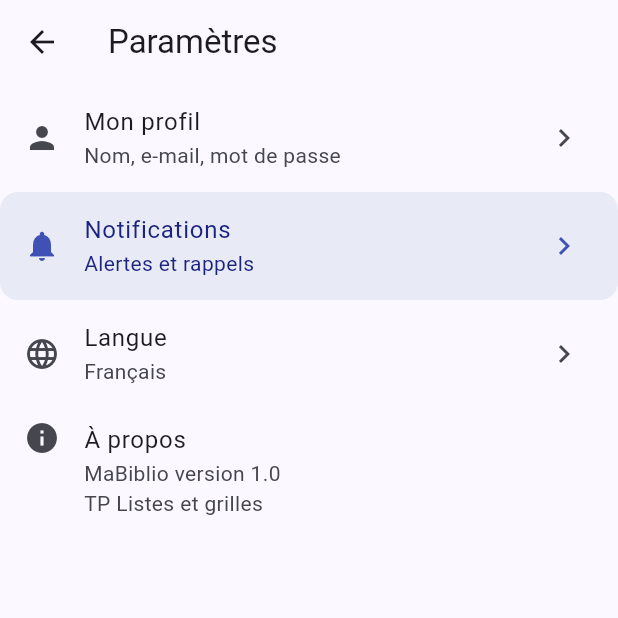
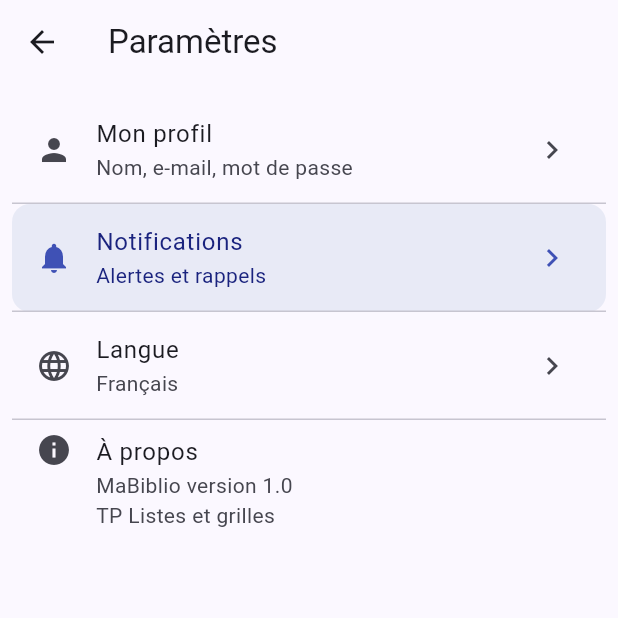
Before and after one commit to MoomenCH/ma_biblio, a Flutter app: the ParametresScreen screen opened directly, on a phone screen of 412 x 824 dp, the top half of it. Run offline on Flutter 3.47's test engine with Material 3 defaults, Android fonts, the phone set to English and light mode, and no system bars.

Commit message:
Partie 02 : ListView - catalogue, separated et nouveautés

```diff
--- a/lib/screens/parametres_screen.dart
+++ b/lib/screens/parametres_screen.dart
@@ -0,0 +1,62 @@
+import 'package:flutter/material.dart';
+
+class ParametresScreen extends StatelessWidget {
+  const ParametresScreen({super.key});
+
+  @override
+  Widget build(BuildContext context) {
+    return Scaffold(
+      appBar: AppBar(title: const Text('Paramètres')),
+      // Q2.2 : ListView à la place de Column, avec padding de 8
+      body: ListView(
+        padding: const EdgeInsets.all(8),
+        // Q2.3 : divideTiles insère automatiquement un séparateur entre les tuiles
+        // (avant : on écrivait un Divider() à la main entre chaque ListTile)
+        children: ListTile.divideTiles(
+          context: context,
+          tiles: [
+            ListTile(
+              leading: const Icon(Icons.person),
+              title: const Text('Mon profil'),
+              subtitle: const Text('Nom, e-mail, mot de passe'),
+              trailing: const Icon(Icons.chevron_right),
+              onTap: () {
+                ScaffoldMessenger.of(context).showSnackBar(
+                  const SnackBar(content: Text('Profil sélectionné')),
+                );
+              },
+            ),
+            ListTile(
+              leading: const Icon(Icons.notifications),
+              title: const Text('Notifications'),
+              subtitle: const Text('Alertes et rappels'),
+              trailing: const Icon(Icons.chevron_right),
+              tileColor: Colors.indigo.shade50,
+              iconColor: Colors.indigo,
+              textColor: Colors.indigo.shade900,
+              shape: RoundedRectangleBorder(
+                borderRadius: BorderRadius.circular(12),
+              ),
+              onTap: () {},
+            ),
+            ListTile(
+              leading: const Icon(Icons.language),
+              title: const Text('Langue'),
+              subtitle: const Text('Français'),
+              trailing: const Icon(Icons.chevron_right),
+              onTap: () {},
+            ),
+            ListTile(
+              leading: const Icon(Icons.info),
+              title: const Text('À propos'),
+              subtitle:
+                  const Text('MaBiblio version 1.0\nTP Listes et grilles'),
+              isThreeLine: true,
+              onTap: () {},
+            ),
+          ],
+        ).toList(),
+      ),
+    );
+  }
+}
```
Also changed, not shown: lib/main.dart (+2 -7 lines), lib/screens/catalogue_screen.dart (+61 -48 lines).
